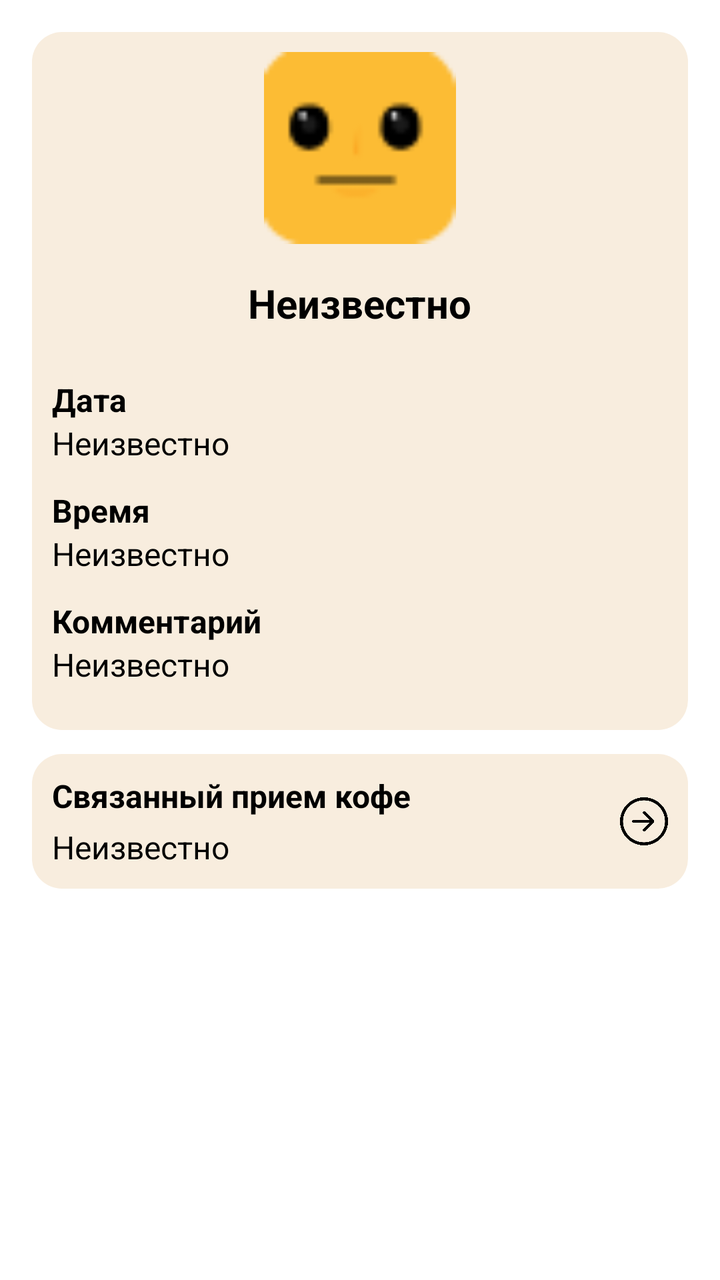
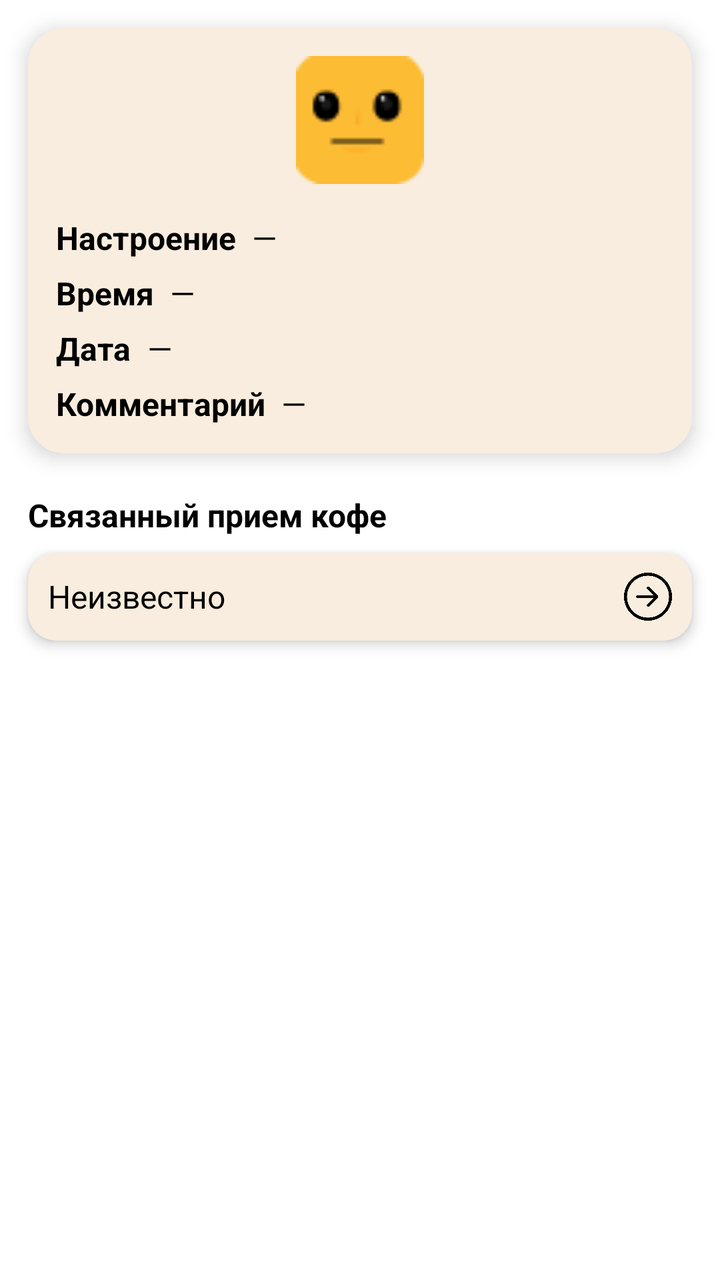

Compare the two renders of this Android layout. The source of the first and the diff that turns it into the second are given below.
<!-- AndroidManifest.xml: application theme Theme.Coffies -->
<!-- res/layout/fragment_mood_details.xml -->
<?xml version="1.0" encoding="utf-8"?>
<ScrollView xmlns:android="http://schemas.android.com/apk/res/android"
    xmlns:tools="http://schemas.android.com/tools"
    android:id="@+id/scrollView"
    android:layout_width="match_parent"
    android:layout_height="match_parent"
    android:padding="16dp"
    android:background="@color/white">

    <LinearLayout
        android:layout_width="match_parent"
        android:layout_height="wrap_content"
        android:orientation="vertical">

        <LinearLayout
            android:layout_width="match_parent"
            android:layout_height="wrap_content"
            android:orientation="vertical"
            android:background="@drawable/rounded_corners"
            android:padding="10dp">

            <ImageView
                android:id="@+id/mood_icon"
                android:layout_width="96dp"
                android:layout_height="96dp"
                android:layout_gravity="center_horizontal"
                android:importantForAccessibility="no"
                android:src="@drawable/mood_3"
                android:layout_marginBottom="16dp" />

            <TextView
                android:id="@+id/mood_level_value"
                android:layout_width="wrap_content"
                android:layout_height="wrap_content"
                android:text="@string/mood_unknown"
                android:textSize="20sp"
                android:textStyle="bold"
                android:textColor="@color/black"
                android:layout_gravity="center_horizontal"
                android:layout_marginBottom="24dp" />

            <TextView
                android:id="@+id/date_label"
                android:layout_width="wrap_content"
                android:layout_height="wrap_content"
                android:text="@string/date_label"
                android:textStyle="bold"
                android:textColor="@color/black"
                android:textSize="16sp" />

            <TextView
                android:id="@+id/date_value"
                android:layout_width="wrap_content"
                android:layout_height="wrap_content"
                android:text="@string/no_data"
                android:textColor="@color/black"
                android:textSize="16sp"
                android:layout_marginBottom="12dp" />

            <TextView
                android:id="@+id/time_label"
                android:layout_width="wrap_content"
                android:layout_height="wrap_content"
                android:text="@string/time_label"
                android:textStyle="bold"
                android:textColor="@color/black"
                android:textSize="16sp" />

            <TextView
                android:id="@+id/time_value"
                android:layout_width="wrap_content"
                android:layout_height="wrap_content"
                android:text="@string/no_data"
                android:textColor="@color/black"
                android:textSize="16sp"
                android:layout_marginBottom="12dp" />

            <TextView
                android:id="@+id/comment_label"
                android:layout_width="wrap_content"
                android:layout_height="wrap_content"
                android:text="@string/comment_label"
                android:textStyle="bold"
                android:textColor="@color/black"
                android:textSize="16sp" />

            <TextView
                android:id="@+id/comment_value"
                android:layout_width="wrap_content"
                android:layout_height="wrap_content"
                android:text="@string/no_data"
                android:textColor="@color/black"
                android:textSize="16sp"
                android:layout_marginBottom="12dp" />
        </LinearLayout>

        <LinearLayout
            android:id="@+id/linked_coffee_container"
            android:layout_width="match_parent"
            android:layout_height="wrap_content"
            android:orientation="horizontal"
            android:background="@drawable/rounded_corners"
            android:padding="10dp"
            android:layout_marginTop="12dp"
            android:gravity="center_vertical"
            android:clickable="true"
            android:focusable="true">

            <LinearLayout
                android:layout_width="0dp"
                android:layout_height="wrap_content"
                android:layout_weight="1"
                android:orientation="vertical">

                <TextView
                    android:layout_width="wrap_content"
                    android:layout_height="wrap_content"
                    android:text="@string/linked_coffee_label"
                    android:textStyle="bold"
                    android:textColor="@color/black"
                    android:textSize="16sp" />

                <TextView
                    android:id="@+id/linked_coffee_info"
                    android:layout_width="wrap_content"
                    android:layout_height="wrap_content"
                    android:text="@string/no_data"
                    android:textColor="@color/black"
                    android:textSize="16sp"
                    android:layout_marginTop="4dp" />
            </LinearLayout>

            <ImageView
                android:layout_width="24dp"
                android:layout_height="24dp"
                android:importantForAccessibility="no"
                android:src="@drawable/ic_arrow_right" />
        </LinearLayout>

    </LinearLayout>
</ScrollView>
<!-- resources referenced by this layout -->
<resources>
  <color name="black">#FF000000</color>
  <color name="white">#FFFFFFFF</color>
  <!-- drawable ic_arrow_right: png bitmap (drawable, 9801 bytes) -->
  <!-- drawable mood_3: png bitmap (drawable, 1170 bytes) -->
  <!-- drawable rounded_corners (drawable) -->
  <?xml version="1.0" encoding="utf-8"?>
  <shape xmlns:android="http://schemas.android.com/apk/res/android"
      android:shape="rectangle">
      <corners android:radius="15dp" />
      <solid android:color="@color/light_beige" />
  </shape>
  <string name="comment_label">Комментарий</string>
  <string name="date_label">Дата</string>
  <string name="linked_coffee_label">Связанный прием кофе</string>
  <string name="mood_unknown">Неизвестно</string>
  <string name="no_data">Неизвестно</string>
  <string name="time_label">Время</string>
  <style name="Theme.Coffies" parent="Theme.MaterialComponents.Light">
          <item name="colorPrimary">@color/white</item>
          <item name="colorPrimaryVariant">@color/light_beige</item>
          <item name="colorOnSurface">@color/brown</item>
          <item name="colorAccent">@color/dark_beige</item>
  
          <item name="android:windowBackground">@color/white</item>
          <item name="android:statusBarColor">@color/white</item>
          <item name="android:windowLightStatusBar">true</item>
          <item name="android:navigationBarColor">@color/brown</item>
          <item name="android:windowLightNavigationBar">true</item>
  
      </style>
  <color name="light_beige">#F8EDDE</color>
  <color name="brown">#3E2723</color>
  <color name="dark_beige">#DDB892</color>
</resources>

<!-- the commit's change to res/layout/fragment_mood_details.xml (unified diff, before → after) -->
@@ -1,10 +1,11 @@
-<?xml version="1.0" encoding="utf-8"?>
-<ScrollView xmlns:android="http://schemas.android.com/apk/res/android"
-    xmlns:tools="http://schemas.android.com/tools"
+<androidx.core.widget.NestedScrollView xmlns:android="http://schemas.android.com/apk/res/android"
+    xmlns:app="http://schemas.android.com/apk/res-auto"
     android:id="@+id/scrollView"
     android:layout_width="match_parent"
     android:layout_height="match_parent"
-    android:padding="16dp"
+    android:padding="14dp"
+    android:clipToPadding="false"
+    android:clipChildren="false"
     android:background="@color/white">
 
     <LinearLayout
@@ -12,130 +13,181 @@
         android:layout_height="wrap_content"
         android:orientation="vertical">
 
-        <LinearLayout
+        
+        <androidx.cardview.widget.CardView
             android:layout_width="match_parent"
             android:layout_height="wrap_content"
-            android:orientation="vertical"
-            android:background="@drawable/rounded_corners"
-            android:padding="10dp">
+            app:cardCornerRadius="18dp"
+            app:cardElevation="6dp"
+            app:cardBackgroundColor="@color/light_beige"
+            android:layout_marginBottom="14dp">
 
-            <ImageView
-                android:id="@+id/mood_icon"
-                android:layout_width="96dp"
-                android:layout_height="96dp"
-                android:layout_gravity="center_horizontal"
-                android:importantForAccessibility="no"
-                android:src="@drawable/mood_3"
-                android:layout_marginBottom="16dp" />
+            <LinearLayout
+                android:layout_width="match_parent"
+                android:layout_height="wrap_content"
+                android:orientation="vertical"
+                android:padding="14dp">
 
-            <TextView
-                android:id="@+id/mood_level_value"
-                android:layout_width="wrap_content"
-                android:layout_height="wrap_content"
-                android:text="@string/mood_unknown"
-                android:textSize="20sp"
-                android:textStyle="bold"
-                android:textColor="@color/black"
-                android:layout_gravity="center_horizontal"
-                android:layout_marginBottom="24dp" />
+                <ImageView
+                    android:id="@+id/mood_icon"
+                    android:layout_width="64dp"
+                    android:layout_height="64dp"
+                    android:layout_gravity="center_horizontal"
+                    android:importantForAccessibility="no"
+                    android:src="@drawable/mood_3"
+                    android:layout_marginBottom="16dp" />
 
-            <TextView
-                android:id="@+id/date_label"
-                android:layout_width="wrap_content"
-                android:layout_height="wrap_content"
-                android:text="@string/date_label"
-                android:textStyle="bold"
-                android:textColor="@color/black"
-                android:textSize="16sp" />
+                
+                <LinearLayout
+                    android:layout_width="match_parent"
+                    android:layout_height="wrap_content"
+                    android:orientation="horizontal"
+                    android:layout_marginBottom="6dp">
 
-            <TextView
-                android:id="@+id/date_value"
-                android:layout_width="wrap_content"
-                android:layout_height="wrap_content"
-                android:text="@string/no_data"
-                android:textColor="@color/black"
-                android:textSize="16sp"
-                android:layout_marginBottom="12dp" />
+                    <TextView
+                        android:layout_width="wrap_content"
+                        android:layout_height="wrap_content"
+                        android:text="@string/mood_label"
+                        android:textStyle="bold"
+                        android:textColor="@color/black"
+                        android:textSize="16sp" />
 
-            <TextView
-                android:id="@+id/time_label"
-                android:layout_width="wrap_content"
-                android:layout_height="wrap_content"
-                android:text="@string/time_label"
-                android:textStyle="bold"
-                android:textColor="@color/black"
-                android:textSize="16sp" />
+                    <TextView
+                        android:id="@+id/mood_level_value"
+                        android:layout_width="wrap_content"
+                        android:layout_height="wrap_content"
+                        android:text="—"
+                        android:textColor="@color/black"
+                        android:textSize="16sp"
+                        android:layout_marginStart="8dp"/>
+                </LinearLayout>
 
-            <TextView
-                android:id="@+id/time_value"
-                android:layout_width="wrap_content"
-                android:layout_height="wrap_content"
-                android:text="@string/no_data"
-                android:textColor="@color/black"
-                android:textSize="16sp"
-                android:layout_marginBottom="12dp" />
+                
+                <LinearLayout
+                    android:layout_width="match_parent"
+                    android:layout_height="wrap_content"
+                    android:orientation="horizontal"
+                    android:layout_marginBottom="6dp">
 
-            <TextView
-                android:id="@+id/comment_label"
-                android:layout_width="wrap_content"
-                android:layout_height="wrap_content"
-                android:text="@string/comment_label"
-                android:textStyle="bold"
-                android:textColor="@color/black"
-                android:textSize="16sp" />
+                    <TextView
+                        android:layout_width="wrap_content"
+                        android:layout_height="wrap_content"
+                        android:text="@string/time_label"
+                        android:textStyle="bold"
+                        android:textColor="@color/black"
+                        android:textSize="16sp" />
 
-            <TextView
-                android:id="@+id/comment_value"
-                android:layout_width="wrap_content"
-                android:layout_height="wrap_content"
-                android:text="@string/no_data"
-                android:textColor="@color/black"
-                android:textSize="16sp"
-                android:layout_marginBottom="12dp" />
-        </LinearLayout>
+                    <TextView
+                        android:id="@+id/time_value"
+                        android:layout_width="wrap_content"
+                        android:layout_height="wrap_content"
+                        android:text="—"
+                        android:textColor="@color/black"
+                        android:textSize="16sp"
+                        android:layout_marginStart="8dp"/>
+                </LinearLayout>
 
-        <LinearLayout
-            android:id="@+id/linked_coffee_container"
+                
+                <LinearLayout
+                    android:layout_width="match_parent"
+                    android:layout_height="wrap_content"
+                    android:orientation="horizontal"
+                    android:layout_marginBottom="6dp">
+
+                    <TextView
+                        android:layout_width="wrap_content"
+                        android:layout_height="wrap_content"
+                        android:text="@string/date_label"
+                        android:textStyle="bold"
+                        android:textColor="@color/black"
+                        android:textSize="16sp" />
+
+                    <TextView
+                        android:id="@+id/date_value"
+                        android:layout_width="wrap_content"
+                        android:layout_height="wrap_content"
+                        android:text="—"
+                        android:textColor="@color/black"
+                        android:textSize="16sp"
+                        android:layout_marginStart="8dp"/>
+                </LinearLayout>
+
+                
+                <LinearLayout
+                    android:layout_width="match_parent"
+                    android:layout_height="wrap_content"
+                    android:orientation="horizontal"
+                    android:layout_marginBottom="0dp">
+
+                    <TextView
+                        android:layout_width="wrap_content"
+                        android:layout_height="wrap_content"
+                        android:text="@string/comment_label"
+                        android:textStyle="bold"
+                        android:textColor="@color/black"
+                        android:textSize="16sp" />
+
+                    <TextView
+                        android:id="@+id/comment_value"
+                        android:layout_width="wrap_content"
+                        android:layout_height="wrap_content"
+                        android:text="—"
+                        android:textColor="@color/black"
+                        android:textSize="16sp"
+                        android:layout_marginStart="8dp"/>
+                </LinearLayout>
+            </LinearLayout>
+        </androidx.cardview.widget.CardView>
+
+        
+        <TextView
+            android:id="@+id/linked_coffee_label"
             android:layout_width="match_parent"
             android:layout_height="wrap_content"
-            android:orientation="horizontal"
-            android:background="@drawable/rounded_corners"
-            android:padding="10dp"
-            android:layout_marginTop="12dp"
-            android:gravity="center_vertical"
-            android:clickable="true"
-            android:focusable="true">
+            android:text="@string/linked_coffee_label"
+            android:textStyle="bold"
+            android:textColor="@color/black"
+            android:textSize="16sp"
+            android:layout_marginTop="6dp"
+            android:layout_marginBottom="0dp" />
+
+        <androidx.cardview.widget.CardView
+            android:layout_width="match_parent"
+            android:layout_height="wrap_content"
+            app:cardCornerRadius="14dp"
+            app:cardElevation="4dp"
+            app:cardBackgroundColor="@color/light_beige"
+            android:layout_marginTop="8dp"
+            android:layout_marginBottom="0dp">
 
             <LinearLayout
-                android:layout_width="0dp"
+                android:id="@+id/linked_coffee_container"
+                android:layout_width="match_parent"
                 android:layout_height="wrap_content"
-                android:layout_weight="1"
-                android:orientation="vertical">
-
-                <TextView
-                    android:layout_width="wrap_content"
-                    android:layout_height="wrap_content"
-                    android:text="@string/linked_coffee_label"
-                    android:textStyle="bold"
-                    android:textColor="@color/black"
-                    android:textSize="16sp" />
+                android:orientation="horizontal"
+                android:padding="10dp"
+                android:gravity="center_vertical"
+                android:clickable="true"
+                android:focusable="true">
 
                 <TextView
                     android:id="@+id/linked_coffee_info"
-                    android:layout_width="wrap_content"
+                    android:layout_width="0dp"
                     android:layout_height="wrap_content"
+                    android:layout_weight="1"
                     android:text="@string/no_data"
                     android:textColor="@color/black"
                     android:textSize="16sp"
-                    android:layout_marginTop="4dp" />
+                    android:layout_marginEnd="8dp" />
+
+                <ImageView
+                    android:layout_width="24dp"
+                    android:layout_height="24dp"
+                    android:importantForAccessibility="no"
+                    android:src="@drawable/ic_arrow_right"
+                    android:layout_gravity="center_vertical" />
             </LinearLayout>
-
-            <ImageView
-                android:layout_width="24dp"
-                android:layout_height="24dp"
-                android:importantForAccessibility="no"
-                android:src="@drawable/ic_arrow_right" />
-        </LinearLayout>
+        </androidx.cardview.widget.CardView>
 
     </LinearLayout>
-</ScrollView>
+</androidx.core.widget.NestedScrollView>
<!-- resource entries referenced after the edit -->
@@ -4,17 +4,10 @@
   <color name="white">#FFFFFFFF</color>
   <!-- drawable ic_arrow_right: png bitmap (drawable, 9801 bytes) -->
   <!-- drawable mood_3: png bitmap (drawable, 1170 bytes) -->
-  <!-- drawable rounded_corners (drawable) -->
-  <?xml version="1.0" encoding="utf-8"?>
-  <shape xmlns:android="http://schemas.android.com/apk/res/android"
-      android:shape="rectangle">
-      <corners android:radius="15dp" />
-      <solid android:color="@color/light_beige" />
-  </shape>
   <string name="comment_label">Комментарий</string>
   <string name="date_label">Дата</string>
   <string name="linked_coffee_label">Связанный прием кофе</string>
-  <string name="mood_unknown">Неизвестно</string>
+  <string name="mood_label">Настроение</string>
   <string name="no_data">Неизвестно</string>
   <string name="time_label">Время</string>
   <style name="Theme.Coffies" parent="Theme.MaterialComponents.Light">
